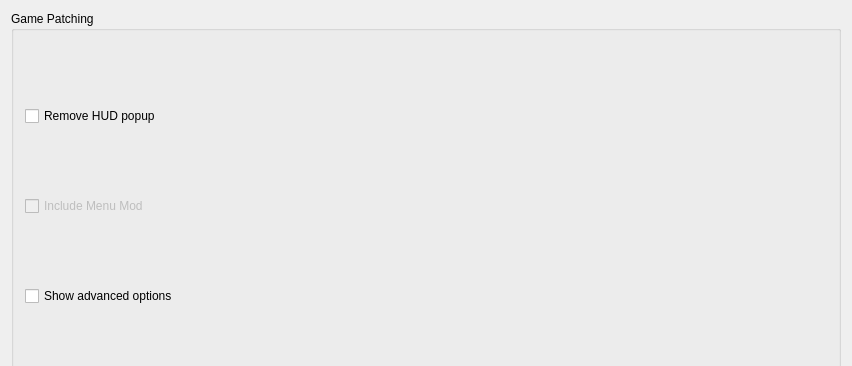
randovania/randovania, file randovania/gui/iso_management_window.ui: the form before one commit; both pictures show x 0 to 852 and y 0 to 366 of the 852 by 607 pixel window.
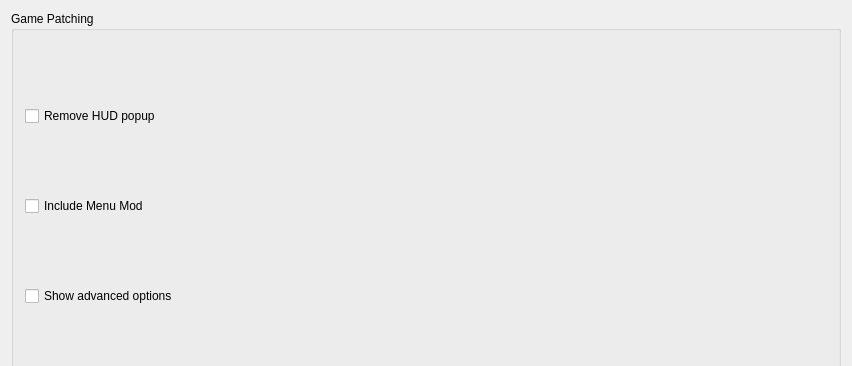
The form after the commit.

The edit to the form file:
```diff
--- a/randovania/gui/iso_management_window.ui
+++ b/randovania/gui/iso_management_window.ui
@@ -144,7 +144,7 @@
        <item row="1" column="0">
         <widget class="QCheckBox" name="incllude_menu_mod_check">
          <property name="enabled">
-          <bool>false</bool>
+          <bool>true</bool>
          </property>
          <property name="toolTip">
           <string>&lt;html&gt;&lt;head/&gt;&lt;body&gt;&lt;p&gt;Currently unavailable&lt;/p&gt;&lt;/body&gt;&lt;/html&gt;</string>
```
Left out of the diff: 2 changed lines with no effect on the pictures.
